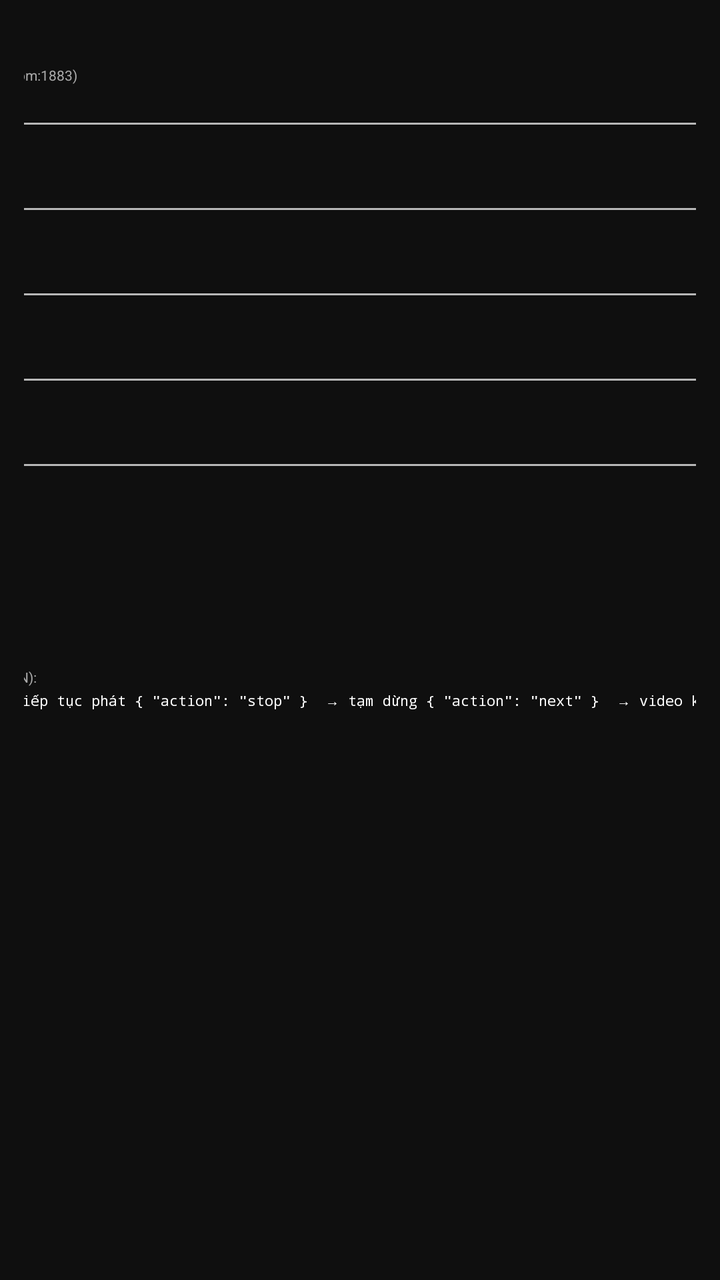
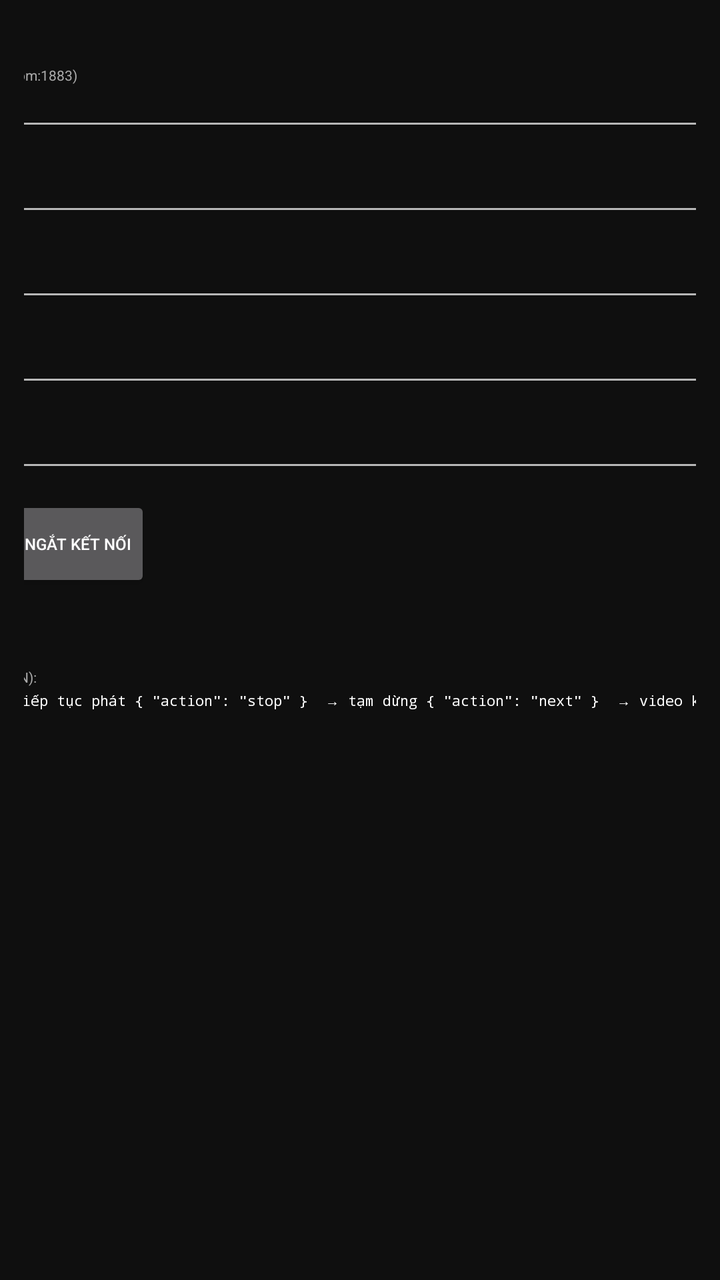

Two renders of the same Android screen: before a commit and after it. Below are the layout's source before the change and the commit's diff.
<!-- AndroidManifest.xml: application theme Theme.AppCompat.NoActionBar -->
<!-- res/layout/activity_settings.xml -->
<?xml version="1.0" encoding="utf-8"?>
<ScrollView xmlns:android="http://schemas.android.com/apk/res/android"
    android:layout_width="match_parent"
    android:layout_height="match_parent"
    android:fillViewport="true"
    android:padding="12dp"
    android:background="#0f0f0f">

    <LinearLayout
        android:orientation="vertical"
        android:layout_width="560dp"
        android:maxWidth="560dp"
        android:layout_height="wrap_content"
        android:layout_gravity="center_horizontal">

        <TextView
            android:layout_width="wrap_content"
            android:layout_height="wrap_content"
            android:text="Cài đặt MQTT"
            android:textColor="#FFFFFF"
            android:textSize="10sp"
            android:textStyle="bold"
            android:layout_marginBottom="7dp" />

        <TextView
            android:layout_width="wrap_content"
            android:layout_height="wrap_content"
            android:text="Broker (ví dụ: tcp://broker.hivemq.com:1883)"
            android:textColor="#AAAAAA"
            android:textSize="7sp" />

        <EditText
            android:id="@+id/et_broker"
            android:layout_width="match_parent"
            android:layout_height="wrap_content"
            android:textSize="8sp"
            android:textColor="#FFFFFF"
            android:inputType="textUri"
            android:importantForAutofill="no"
            android:layout_marginBottom="5dp" />

        <TextView
            android:layout_width="wrap_content"
            android:layout_height="wrap_content"
            android:text="Client ID"
            android:textColor="#AAAAAA"
            android:textSize="7sp" />

        <EditText
            android:id="@+id/et_client_id"
            android:layout_width="match_parent"
            android:layout_height="wrap_content"
            android:textSize="8sp"
            android:textColor="#FFFFFF"
            android:inputType="text"
            android:importantForAutofill="no"
            android:layout_marginBottom="5dp" />

        <TextView
            android:layout_width="wrap_content"
            android:layout_height="wrap_content"
            android:text="Username (nếu broker yêu cầu)"
            android:textColor="#AAAAAA"
            android:textSize="7sp" />

        <EditText
            android:id="@+id/et_username"
            android:layout_width="match_parent"
            android:layout_height="wrap_content"
            android:textSize="8sp"
            android:textColor="#FFFFFF"
            android:inputType="text"
            android:importantForAutofill="no"
            android:layout_marginBottom="5dp" />

        <TextView
            android:layout_width="wrap_content"
            android:layout_height="wrap_content"
            android:text="Password"
            android:textColor="#AAAAAA"
            android:textSize="7sp" />

        <EditText
            android:id="@+id/et_password"
            android:layout_width="match_parent"
            android:layout_height="wrap_content"
            android:textSize="8sp"
            android:textColor="#FFFFFF"
            android:inputType="textPassword"
            android:importantForAutofill="no"
            android:layout_marginBottom="5dp" />

        <TextView
            android:layout_width="wrap_content"
            android:layout_height="wrap_content"
            android:text="Topic đăng ký (subscribe)"
            android:textColor="#AAAAAA"
            android:textSize="7sp" />

        <EditText
            android:id="@+id/et_topic"
            android:layout_width="match_parent"
            android:layout_height="wrap_content"
            android:textSize="8sp"
            android:textColor="#FFFFFF"
            android:inputType="text"
            android:importantForAutofill="no"
            android:layout_marginBottom="7dp" />

        <Button
            android:id="@+id/btn_connect"
            android:layout_width="wrap_content"
            android:layout_height="wrap_content"
            android:minWidth="0dp"
            android:text="Kết nối"
            android:textSize="8sp"
            android:paddingStart="10dp"
            android:paddingEnd="10dp"
            android:layout_marginBottom="5dp" />

        <TextView
            android:id="@+id/tv_status"
            android:layout_width="wrap_content"
            android:layout_height="wrap_content"
            android:text="Chưa kết nối"
            android:textColor="#FFCC00"
            android:textSize="8sp"
            android:layout_marginBottom="5dp" />

        <TextView
            android:id="@+id/tv_ip"
            android:layout_width="wrap_content"
            android:layout_height="wrap_content"
            android:text="IP local: ..."
            android:textColor="#88FFFFFF"
            android:textSize="7sp"
            android:layout_marginBottom="7dp" />

        <TextView
            android:layout_width="wrap_content"
            android:layout_height="wrap_content"
            android:text="Định dạng tin nhắn điều khiển (JSON):"
            android:textColor="#AAAAAA"
            android:textSize="7sp" />

        <TextView
            android:layout_width="wrap_content"
            android:layout_height="wrap_content"
            android:text='{ "action": "play" }  → tiếp tục phát
{ "action": "stop" }  → tạm dừng
{ "action": "next" }  → video kế tiếp'
            android:textColor="#FFFFFF"
            android:textSize="7sp"
            android:fontFamily="monospace"
            android:layout_marginTop="2dp" />
    </LinearLayout>
</ScrollView>
<!-- resources referenced by this layout -->
<resources>

</resources>

<!-- the commit's change to res/layout/activity_settings.xml (unified diff, before → after) -->
@@ -107,16 +107,44 @@
             android:importantForAutofill="no"
             android:layout_marginBottom="7dp" />
 
-        <Button
-            android:id="@+id/btn_connect"
+        <LinearLayout
+            android:orientation="horizontal"
             android:layout_width="wrap_content"
             android:layout_height="wrap_content"
-            android:minWidth="0dp"
-            android:text="Kết nối"
-            android:textSize="8sp"
-            android:paddingStart="10dp"
-            android:paddingEnd="10dp"
-            android:layout_marginBottom="5dp" />
+            android:layout_marginBottom="5dp">
+
+            <Button
+                android:id="@+id/btn_save"
+                android:layout_width="wrap_content"
+                android:layout_height="wrap_content"
+                android:minWidth="0dp"
+                android:text="Lưu"
+                android:textSize="8sp"
+                android:paddingStart="10dp"
+                android:paddingEnd="10dp"
+                android:layout_marginEnd="8dp" />
+
+            <Button
+                android:id="@+id/btn_connect"
+                android:layout_width="wrap_content"
+                android:layout_height="wrap_content"
+                android:minWidth="0dp"
+                android:text="Kết nối"
+                android:textSize="8sp"
+                android:paddingStart="10dp"
+                android:paddingEnd="10dp"
+                android:layout_marginEnd="8dp" />
+
+            <Button
+                android:id="@+id/btn_disconnect"
+                android:layout_width="wrap_content"
+                android:layout_height="wrap_content"
+                android:minWidth="0dp"
+                android:text="Ngắt kết nối"
+                android:textSize="8sp"
+                android:paddingStart="10dp"
+                android:paddingEnd="10dp" />
+        </LinearLayout>
 
         <TextView
             android:id="@+id/tv_status"
